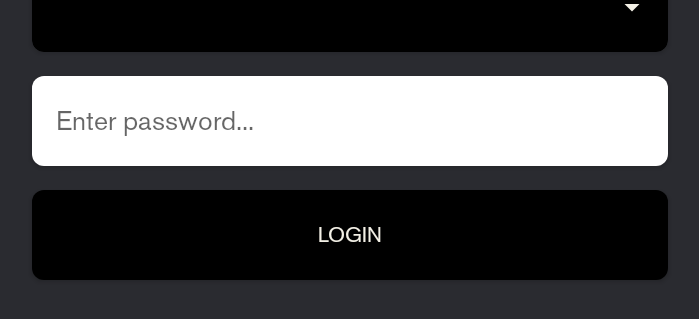
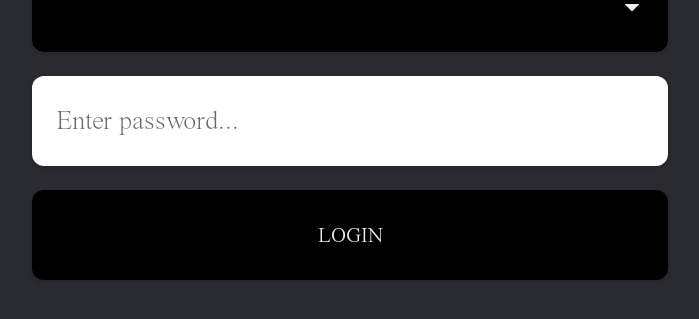
Before and after one commit to kunangkunang-dev/kkr-mobile, an Android app: the screen it shows after launch (LoginActivity), on a phone screen of 824 x 412 dp (held sideways). Shown: the part 272-591 px from the top of the screen, without its empty margins (268-967 px from the left). Run offline under Robolectric (Android 15) with nearby library versions, the phone set to English and light mode, and no system bars.

Commit message:
font commit

```diff
--- a/app/src/main/res/values/styles.xml
+++ b/app/src/main/res/values/styles.xml
@@ -6,7 +6,7 @@
         <item name="colorPrimary">@color/colorPrimary</item>
         <item name="colorPrimaryDark">@color/colorPrimaryDark</item>
         <item name="colorAccent">@color/colorAccent</item>
-        <item name="fontFamily">@font/akzidenzgrotesk_regular</item>
+        <item name="fontFamily">@font/times_now_light</item>
     </style>
 
     <style name="AppTheme.NoActionBar">
```
Also changed, not shown: app/src/main/res/font/times_now_extralight.otf (added), app/src/main/res/font/times_now_extralight_italic.otf (added), app/src/main/res/font/times_now_light.otf (added), app/src/main/res/font/times_now_light_italic.otf (added), app/src/main/res/font/times_now_semilight.otf (added).
